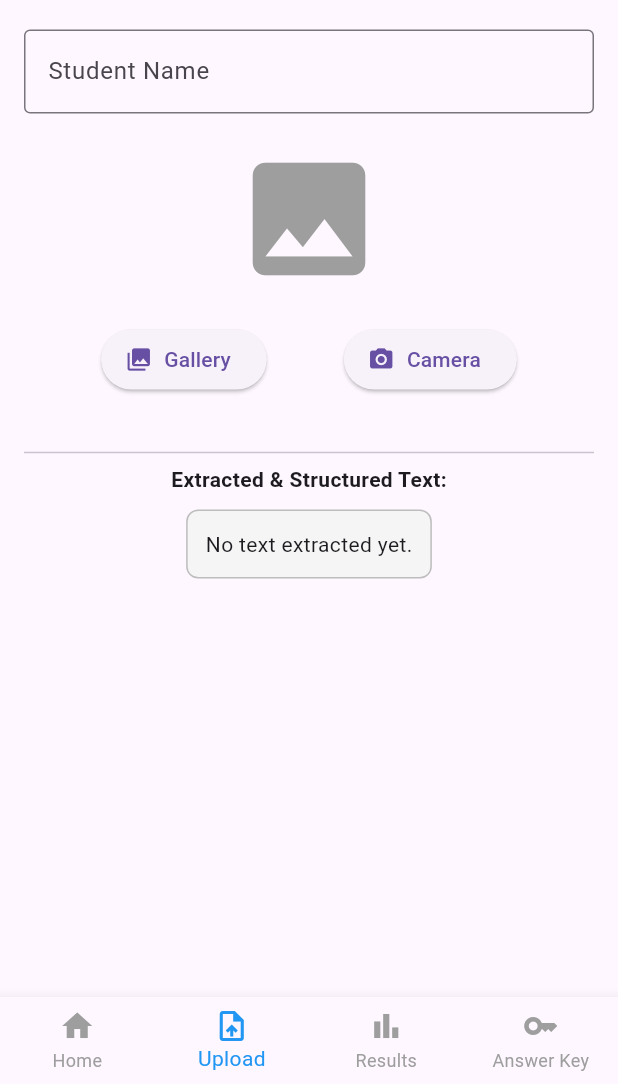
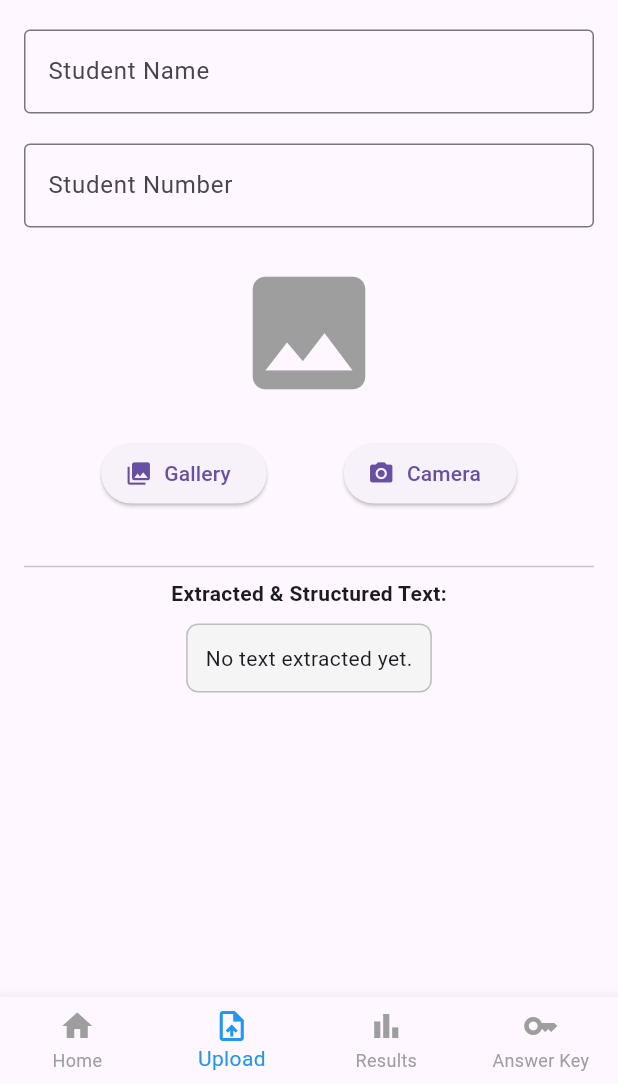
Before and after one commit to Wolfhaize/AutoMark-CS-Project, a Flutter app: the UploadScriptScreen screen opened by its route, on a phone screen of 412 x 824 dp, the part 152-1236 px from its top. Run offline on Flutter 3.47's test engine with Material 3 defaults, Android fonts, the phone set to English and light mode, and no system bars; our stand-ins replace cloud_firestore, firebase_auth, firebase_core, flutter_dotenv, image_picker, open_file and 4 more; missing offline and left inert: google_mlkit_text_recognition, string_similarity, syncfusion_flutter_pdf; accounts and stored records are empty.

Commit message:
added student number

```diff
--- a/mobile/lib/screens/upload_script_screen.dart
+++ b/mobile/lib/screens/upload_script_screen.dart
@@ -20,6 +20,7 @@ class UploadScriptScreen extends StatefulWidget {
 class _UploadScriptScreenState extends State<UploadScriptScreen> {
   final List<File> _imageFiles = [];
   final TextEditingController _nameController = TextEditingController();
+  final TextEditingController _studentNumberController = TextEditingController();
   final ImagePicker _picker = ImagePicker();
 
   String _extractedText = '';
@@ -115,9 +116,12 @@ class _UploadScriptScreenState extends State<UploadScriptScreen> {
       ? 'Student ${DateTime.now().millisecondsSinceEpoch}'
       : _nameController.text.trim();
 
+  final studentNumber = _studentNumberController.text.trim();
+
   try {
     final docRef = await FirebaseFirestore.instance.collection('scripts').add({
       'name': name,
+      'studentNumber': studentNumber,
       'ocrText': _extractedText,
       'status': 'unmarked',
       'timestamp': Timestamp.now(),
@@ -134,6 +138,7 @@ class _UploadScriptScreenState extends State<UploadScriptScreen> {
             script: {
               'id': docRef.id,
               'name': name,
+              'studentNumber': studentNumber,
               'ocrText': _extractedText,
               'timestamp': Timestamp.now(),
             },
@@ -153,6 +158,7 @@ class _UploadScriptScreenState extends State<UploadScriptScreen> {
   void _clearForm() {
     setState(() {
       _nameController.clear();
+      _studentNumberController.clear();
       _imageFiles.clear();
       _extractedText = '';
     });
@@ -193,6 +199,16 @@ class _UploadScriptScreenState extends State<UploadScriptScreen> {
                 decoration: const InputDecoration(
                   labelText: 'Student Name',
                   border: OutlineInputBorder(),
+                ),
+              ),
+              const SizedBox(height: 20),
+
+              TextField(
+                controller: _studentNumberController,
+                decoration: const InputDecoration(
+                  labelText: 'Student Number',
+                  border: OutlineInputBorder(),
+                  hintText: 'e.g., 2023/001234',
                 ),
               ),
               const SizedBox(height: 20),
```
